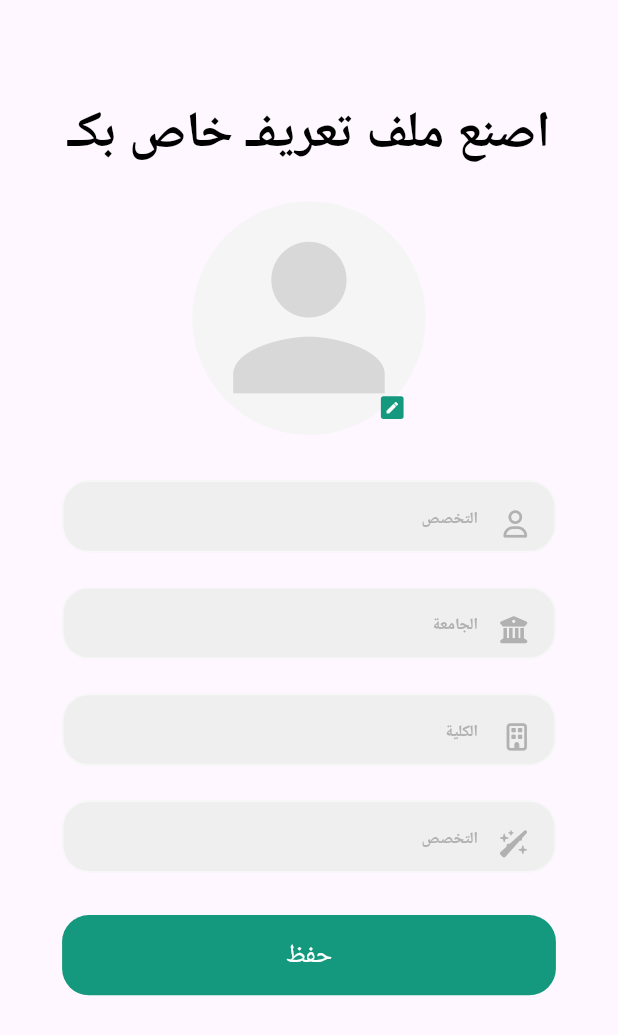
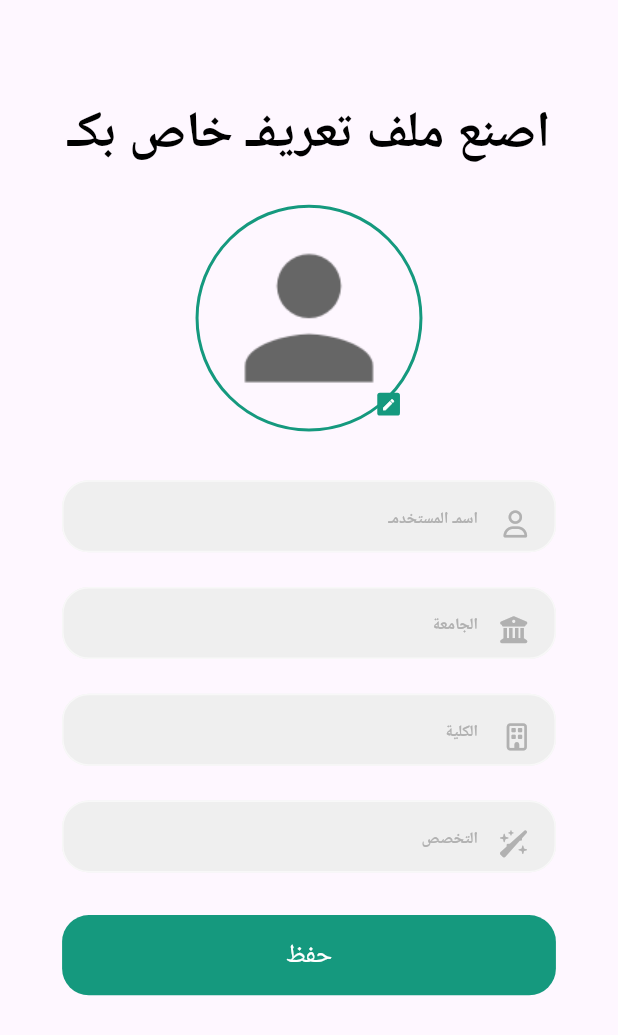
Before and after one commit to Youcef-Goudjal/anfari, a Flutter app: the RegisterPage screen opened by its route, on a phone screen of 412 x 824 dp. Shown: the top 1035 px of the screen. Run offline on Flutter 3.47's test engine with Material 2 defaults, Android fonts, the phone set to English and light mode, and no system bars; our stand-ins replace bloc, cloud_firestore, dio, easy_localization, equatable, firebase_auth and 13 more; accounts and stored records are empty; network calls fail; Roboto replaces fonts that are missing (Cairo).

Commit message:
register UI + logic done

```diff
--- a/assets/translations/ar.json
+++ b/assets/translations/ar.json
@@ -22,5 +22,6 @@
     "otp_desc":"تمـ إرسال رمز مكون من 6 أرقامـ إلى هاتفك",
     "otp_verifyBtn":"تحقق",
     "otp_resend":"إعادة الارسال",
-    "otp_didntReceive":"لم تتلقى شيئا ؟ "
+    "otp_didntReceive":"لم تتلقى شيئا ؟ ",
+    "home_welcome":"أهلا {name}"
 }
--- a/assets/translations/fr.json
+++ b/assets/translations/fr.json
@@ -22,6 +22,7 @@
     "otp_desc":"Un code à 6 chiffres a été envoyé à votre téléphone.",
     "otp_verifyBtn":"vérification",
     "otp_resend":"Re-transmetter",
-    "otp_didntReceive":"Vous n'avez rien reçu ?  "
+    "otp_didntReceive":"Vous n'avez rien reçu ?  ",
+    "home_welcome":"bienvenu {name}"
 
 }
--- a/lib/core/bloc/profile/profile_event.dart
+++ b/lib/core/bloc/profile/profile_event.dart
@@ -12,7 +12,7 @@ class LoadProfile extends ProfileEvent {}
 
 /// Upload user avatar
 class UploadAvatar extends ProfileEvent {
-  final File imageFile;
+  final Uint8List imageFile;
 
   const UploadAvatar(this.imageFile);
   @override
--- a/lib/features/auth/register/cubit/register_cubit.dart
+++ b/lib/features/auth/register/cubit/register_cubit.dart
@@ -1,14 +1,19 @@
-import 'dart:io';
-
 import 'package:equatable/equatable.dart';
+import 'package:flutter/foundation.dart';
 import 'package:flutter_bloc/flutter_bloc.dart';
 import 'package:form_inputs/form_inputs.dart';
 import 'package:formz/formz.dart';
+import 'package:image_picker/image_picker.dart';
+import 'package:user_repository/user_repository.dart';
 
 part 'register_state.dart';
 
 class RegisterCubit extends Cubit<RegisterState> {
-  RegisterCubit() : super(const RegisterState());
+  ImagePicker picker = ImagePicker();
+  final UserRepository _userRepository;
+  RegisterCubit(UserRepository repository)
+      : _userRepository = repository,
+        super(const RegisterState());
 
   void usernameChanged(String value) {
     final username = Username.dirty(value: value);
@@ -38,7 +43,29 @@ class RegisterCubit extends Cubit<RegisterState> {
     ));
   }
 
-  void pickImage() {
+  void pickImage() async {
     print("piking image");
+
+    final file = await picker.pickImage(source: ImageSource.gallery);
+    if (file != null) {
+      emit(
+        state.copyWith(
+          file: await file.readAsBytes(),
+        ),
+      );
+    }
+  }
+
+  Future<void> save(User currentUser) async {
+    await _userRepository.updateUserData(
+      currentUser.copyWith(
+        name: state.username.value,
+      ),
+      additionalData: {
+        "University": state.university,
+        "Faculty": state.faculty,
+        "Speciality": state.speciality,
+      },
+    );
   }
 }
--- a/lib/features/auth/register/cubit/register_state.dart
+++ b/lib/features/auth/register/cubit/register_state.dart
@@ -14,7 +14,7 @@ class RegisterState extends Equatable {
 
   final Username username;
   final String university, faculty, speciality;
-  final File? file;
+  final Uint8List? file;
   final String imageUrl;
   final FormzStatus status;
   final String? errorMessage;
@@ -27,7 +27,7 @@ class RegisterState extends Equatable {
     String? faculty,
     String? speciality,
     String? imageUrl,
-    File? file,
+    Uint8List? file,
     FormzStatus? status,
     String? errorMessage,
   }) =>
--- a/lib/features/auth/register/views/register_form.dart
+++ b/lib/features/auth/register/views/register_form.dart
@@ -1,5 +1,8 @@
+import 'package:anfari/core/bloc/bloc.dart';
 import 'package:anfari/core/extensions/extensions.dart';
+import 'package:anfari/core/manager/theme/theme_manager.dart';
 import 'package:anfari/features/auth/register/cubit/register_cubit.dart';
+import 'package:anfari/product/constants/asset_constants.dart';
 import 'package:easy_localization/easy_localization.dart';
 import 'package:flutter/material.dart';
 import 'package:flutter_bloc/flutter_bloc.dart';
@@ -15,7 +18,14 @@ class RegisterForm extends StatelessWidget {
 
   @override
   Widget build(BuildContext context) {
-    return SingleChildScrollView(
+    return BlocListener<RegisterCubit, RegisterState>(
+      listenWhen: (previous, current) => previous.file != current.file,
+      listener: (context, state) {
+        if (state.file != null) {
+          context.read<ProfileBloc>().add(UploadAvatar(state.file!));
+        }
+      },
+      child: SingleChildScrollView(
         child: Padding(
           padding: EdgeInsets.symmetric(
             horizontal: 43.w,
@@ -47,6 +57,7 @@ class RegisterForm extends StatelessWidget {
             ),
           ),
         ),
+      ),
     );
   }
 }
@@ -62,7 +73,10 @@ class _SaveBtn extends StatelessWidget {
       height: 60.h,
       child: ElevatedButton(
         onPressed: () {
-          //TODO: save data
+          context
+              .read<RegisterCubit>()
+              .save(context.read<ProfileBloc>().loggedUser);
+          Navigator.pop(context);
         },
         child: Center(
           child: Text(
@@ -174,7 +188,7 @@ class _UsernameField extends StatelessWidget {
       buildWhen: (previous, current) => previous.username != current.username,
       builder: (context, state) {
         return KTextField(
-          title: LocaleKeys.register_special.tr(),
+          title: LocaleKeys.register_username.tr(),
           icon: FontAwesomeIcons.user,
           onChanged: context.read<RegisterCubit>().usernameChanged,
         );
@@ -206,22 +220,26 @@ class AvatarWidget extends StatelessWidget {
                 clipBehavior: Clip.none,
                 children: [
                   Container(
-                    decoration: const BoxDecoration(
+                    width: 170.w,
+                    height: 170.h,
+                    decoration: BoxDecoration(
+                      image: DecorationImage(
+                        image: (state.imageUrl.isNotEmpty)
+                            ? NetworkImage(
+                                state.imageUrl,
+                              )
+                            : (state.file != null)
+                                ? MemoryImage(
+                                    state.file!,
+                                  )
+                                : const AssetImage(
+                                    AppAssets.person,
+                                  ) as ImageProvider,
+                      ),
                       shape: BoxShape.circle,
-                      // border: Border.all(color: Colors.white, width: 2),
-                    ),
-                    child: CircleAvatar(
-                      radius: 199.w,
-                      backgroundColor: const Color(0xffF5F5F5),
-                      child: (state.imageUrl.isNotEmpty)
-                          ? Image.network(state.imageUrl)
-                          : (state.file != null)
-                              ? Image.file(state.file!)
-                              : FaIcon(
-                                  Icons.person,
-                                  size: 170.h,
-                                  color:
-                                      const Color(0xff666666).withOpacity(0.2),
+                      border: Border.all(
+                        color: ThemeManager.primaryColor,
+                        width: 2,
                       ),
                     ),
                   ),
--- a/lib/features/auth/register/views/register_view.dart
+++ b/lib/features/auth/register/views/register_view.dart
@@ -1,6 +1,8 @@
 import 'package:anfari/features/auth/register/cubit/register_cubit.dart';
+import 'package:anfari/main.dart';
 import 'package:flutter/material.dart';
 import 'package:flutter_bloc/flutter_bloc.dart';
+import 'package:user_repository/user_repository.dart';
 
 import 'register_form.dart';
 
@@ -12,7 +14,7 @@ class RegisterPage extends StatelessWidget {
   @override
   Widget build(BuildContext context) {
     return BlocProvider(
-      create: (context) => RegisterCubit(),
+      create: (context) => RegisterCubit(getIt<UserRepository>()),
       child: const Scaffold(
         body: RegisterForm(),
       ),
--- a/lib/product/constants/asset_constants.dart
+++ b/lib/product/constants/asset_constants.dart
@@ -7,4 +7,5 @@ class AppAssets {
   static const String boarding1 = "$images/boarding1.png";
   static const String boarding2 = "$images/boarding2.png";
   static const String boarding3 = "$images/boarding3.png";
+  static const String person = "$images/person.png";
 }
--- a/packages/user_repository/lib/src/user_repository.dart
+++ b/packages/user_repository/lib/src/user_repository.dart
@@ -17,5 +17,8 @@ abstract class UserRepository {
 
   /// Update a doc in users collection
   /// [updatedUser] is updated data of user
-  Future<void> updateUserData(User updatedUser);
+  Future<void> updateUserData(
+    User updatedUser, {
+    Map<String, dynamic> additionalData,
+  });
 }
```
Also changed, not shown: assets/translations/en.json (+24 -23 lines), lib/core/bloc/profile/profile_bloc.dart (+12 -8 lines), lib/features/auth/boarding/views/boarding_view.dart (+32 -13 lines), lib/features/home/view/home_view.dart (+75 -9 lines), packages/user_repository/lib/src/firebase_user_repository_impl.dart (+10 -2 lines), pubspec.yaml (+14 -6 lines), assets/images/person.png (added), lib/core/manager/language/locale_keys.g.dart, pubspec.lock. Lines whose indentation alone changed are shown as unchanged.
